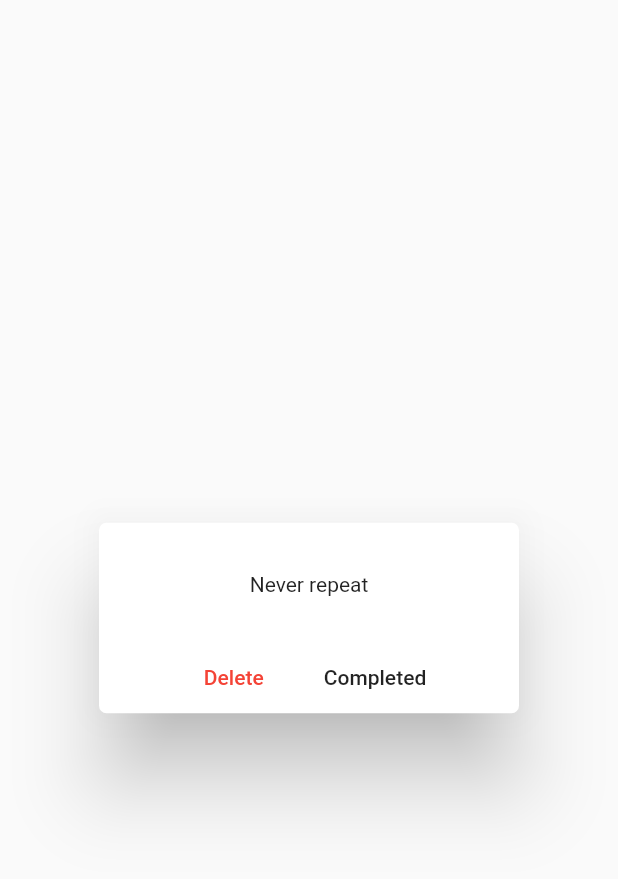
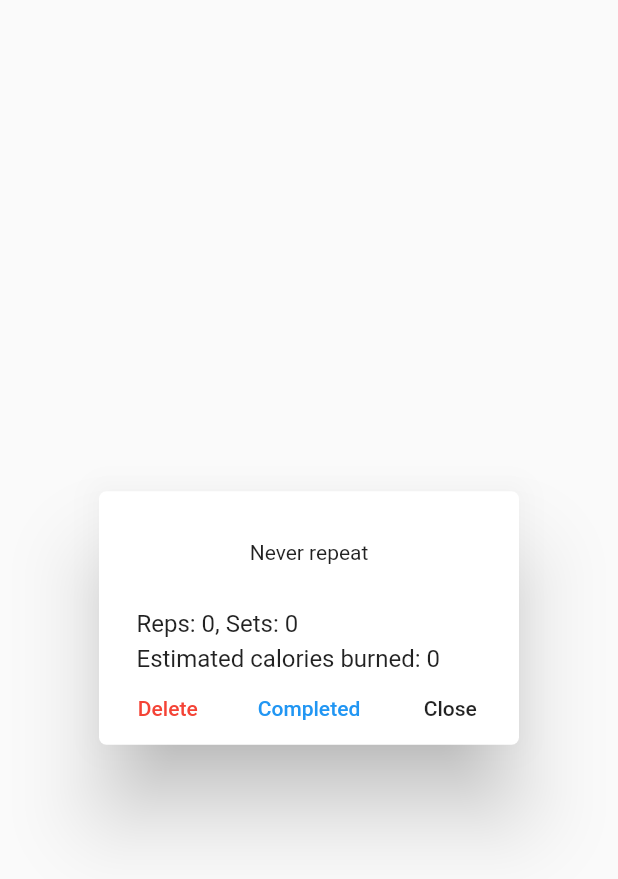
Before and after one commit to Luke-Tran/FitPal_MobileDevicesProject, a Flutter app: the WorkoutInfoDialog widget shown alone on an empty page, opened directly with empty values, on a phone screen of 412 x 824 dp. Shown: the top 879 px of the screen. Run offline on Flutter 3.47's test engine with Material 2 defaults, Android fonts, the phone set to English and light mode, and no system bars; our stand-ins replace charts_flutter, cloud_firestore, flutter_i18n, flutter_local_notifications, flutter_map, geolocator and 3 more; missing offline and left inert: flutter_picker; accounts and stored records are empty.

Commit message:
Improved workout info dialog

```diff
--- a/lib/custom-widgets/workout_info_dialog.dart
+++ b/lib/custom-widgets/workout_info_dialog.dart
@@ -6,13 +6,46 @@ class WorkoutInfoDialog extends StatelessWidget {
   WorkoutInfoDialog(this.workout);
 
   Text _getRepeatText(Workout workout) {
-
     if (workout.repeatEvery <= 0) {
       return Text('Never repeat');
     }
     else {
-      return Text('Repeat every ${workout.repeatEvery} days');
+      return Text('Repeats every ${workout.repeatEvery} days');
     }
+  }
+
+  List<Widget> _getWorkoutInfo(Workout workout) {
+    List<Widget> list = [];
+    if (workout.reps != 0 || workout.sets != 0 ||
+       (workout.reps == 0 && workout.sets == 0 && workout.duration == 0)) {
+      list.add(
+        Row(
+          children: <Widget>[
+            Text(
+              'Reps: ${workout.reps}, Sets: ${workout.sets}',
+              style: TextStyle(fontSize: 16.0),
+            ),
+          ],
+        ),
+      );
+      list.add(SizedBox(height: 4.0));
+    }
+    if (workout.duration != 0) {
+      list.add(
+        Text(
+          'Duration: ${workout.duration} min',
+          style: TextStyle(fontSize: 16.0),
+        ),
+      );
+      list.add(SizedBox(height: 4.0));
+    }
+    list.add(
+      Text(
+        'Estimated calories burned: ${workout.caloriesBurned.toInt()}',
+        style: TextStyle(fontSize: 16.0),
+      ),
+    );
+    return list;
   }
 
   @override
@@ -34,6 +67,14 @@ class WorkoutInfoDialog extends StatelessWidget {
           ),
           _getRepeatText(workout),
           SizedBox(height: 30.0),
+          Container(
+            alignment: Alignment.centerLeft,
+            width: 230.0,
+            child: Column(
+              crossAxisAlignment: CrossAxisAlignment.start,
+              children: _getWorkoutInfo(workout),
+            ),
+          ),
           Row(
             mainAxisSize: MainAxisSize.min,
             mainAxisAlignment: MainAxisAlignment.center,
@@ -47,7 +88,14 @@ class WorkoutInfoDialog extends StatelessWidget {
               ),
               FlatButton(
                 onPressed: () { Navigator.pop(context, 'completed'); },
-                child: Text('Completed'),
+                child: Text(
+                  'Completed',
+                  style: TextStyle(color: Colors.blue),
+                ),
+              ),
+              FlatButton(
+                onPressed: () { Navigator.pop(context, 'close'); },
+                child: Text('Close'),
               ),
             ],
           ),
```
